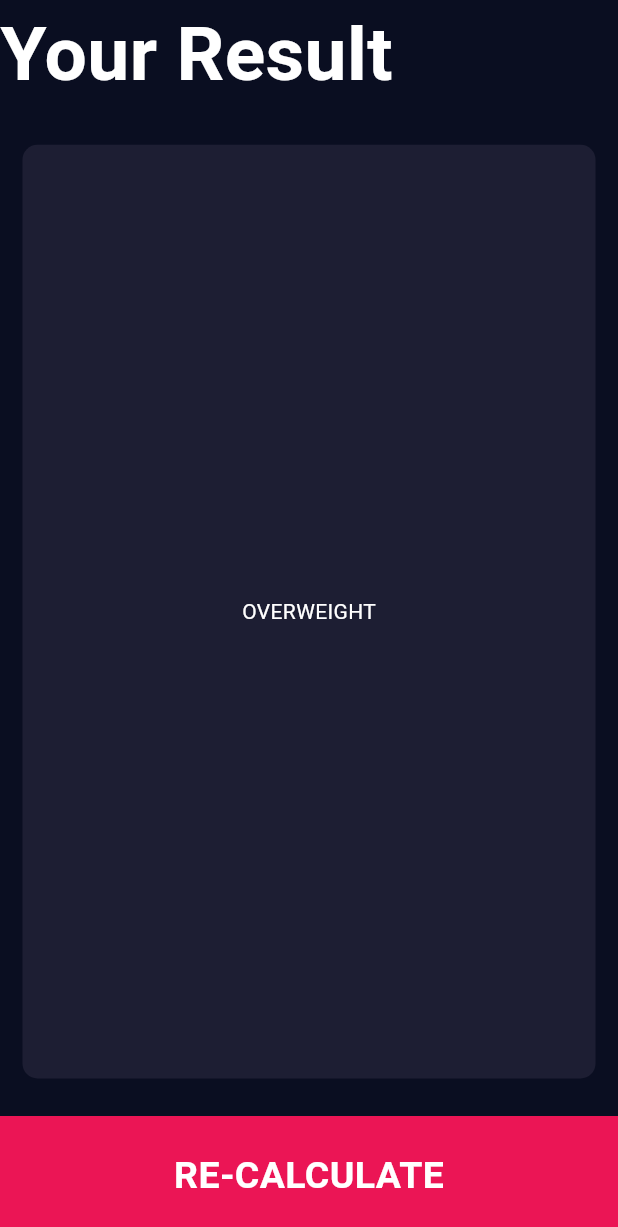
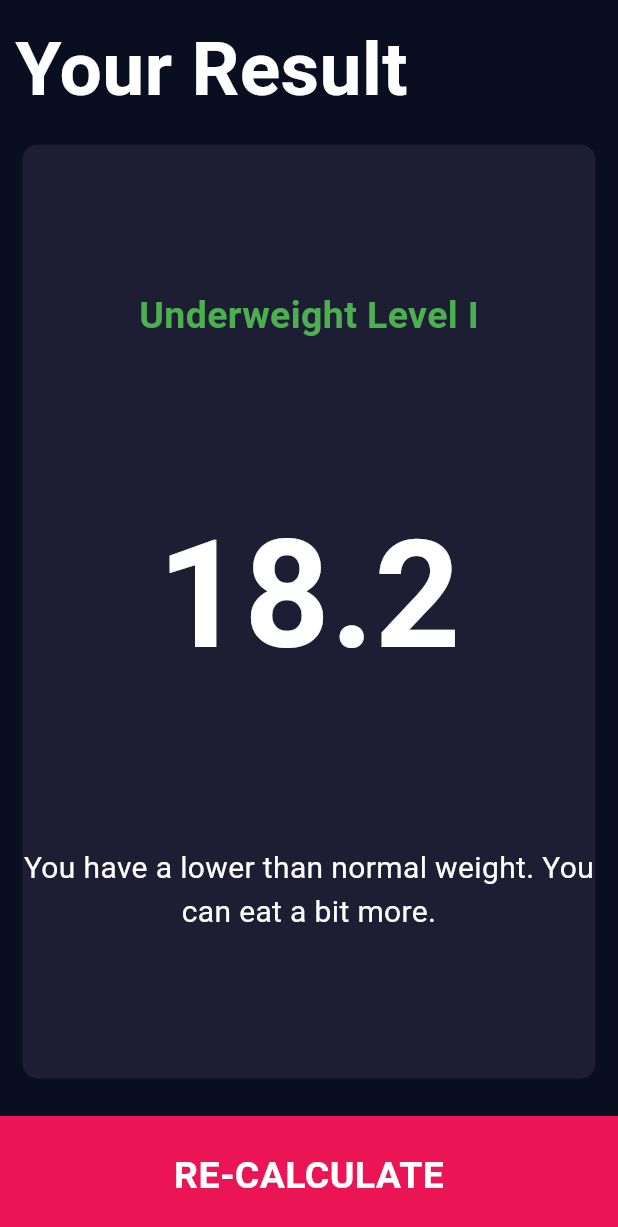
Before and after one commit to fontesrafa/Flutter-Udemy-AngelaYu, a Flutter app: the screen it shows after launch, after a tap on "CALCULATE", on a phone screen of 412 x 824 dp. Shown: the top 1227 px of the screen. Run offline on Flutter 3.47's test engine with Material 2 defaults, Android fonts, the phone set to English and light mode, and no system bars; our stand-ins replace assets_audio_player, font_awesome_flutter.

Commit message:
Created CalculatorBrain logics and updated ResultPage

```diff
--- /dev/null
+++ b/bmi_calculator/lib/calculator_brain.dart
@@ -0,0 +1,55 @@
+import 'dart:math';
+
+class CalculatorBrain {
+  CalculatorBrain({required this.height, required this.weight});
+
+  final int height;
+  final int weight;
+
+  double? _bmi = 0;
+
+  String? calculateBMI() {
+    _bmi = weight / pow(height / 100, 2);
+    return _bmi?.toStringAsFixed(1);
+  }
+
+  String getResult() {
+    if (_bmi! > 40) {
+      return "Obesity Level III";
+    } else if (_bmi! >= 35) {
+      return "Obesity Level II";
+    } else if (_bmi! >= 30) {
+      return "Obesity Level I";
+    } else if (_bmi! >= 25) {
+      return "Overweight";
+    } else if (_bmi! >= 18.5) {
+      return "Normal";
+    } else if (_bmi! >= 17) {
+      return "Underweight Level I";
+    } else if (_bmi! >= 16) {
+      return "Underweight Level II";
+    } else {
+      return "Underweight Level III";
+    }
+  }
+
+  String getInterpretation() {
+    if (_bmi! > 40) {
+      return "You have a higher than normal weight. Your risk is very serious. Seek help!";
+    } else if (_bmi! >= 35) {
+      return "You have a higher than normal weight. Your risk is serious!";
+    } else if (_bmi! >= 30) {
+      return "You have a higher than normal weight. Your risk is moderate!";
+    } else if (_bmi! >= 25) {
+      return "You have a higher than normal weight. Your risk is raised.";
+    } else if (_bmi! >= 18.5) {
+      return "You have a normal body weight. Good job!";
+    } else if (_bmi! >= 17) {
+      return "You have a lower than normal weight. You can eat a bit more.";
+    } else if (_bmi! >= 16) {
+      return "You have a lower than normal weight. You must eat a bit more. You are almost malnourished!";
+    } else {
+      return "You have a extremely lower weight. You must eat a bit more. You are malnourished!";
+    }
+  }
+}
--- a/bmi_calculator/lib/contants.dart
+++ b/bmi_calculator/lib/contants.dart
@@ -24,3 +24,18 @@ const kTitleResultsPageTextStyle = TextStyle(
   fontSize: 50.0,
   fontWeight: FontWeight.bold,
 );
+
+const kResultTextStyle = TextStyle(
+  fontSize: 25.0,
+  fontWeight: FontWeight.bold,
+  color: Colors.green,
+);
+
+const kBMIResultTextStyle = TextStyle(
+  fontSize: 100.0,
+  fontWeight: FontWeight.bold,
+);
+
+const kInterpretationTextStyle = TextStyle(
+  fontSize: 20.0,
+);
--- a/bmi_calculator/lib/main.dart
+++ b/bmi_calculator/lib/main.dart
@@ -1,5 +1,4 @@
 import 'package:bmi_calculator/screens/input_page.dart';
-import 'package:bmi_calculator/screens/results_page.dart';
 import 'package:flutter/material.dart';
 
 import 'screens/input_page.dart';
@@ -27,10 +26,6 @@ class BMICalculator extends StatelessWidget {
         ),
       ),
       home: const InputPage(),
-      routes: {
-        'input_page': (context) => const InputPage(),
-        'results_page': (context) => const ResultPage(),
-      },
     );
   }
 }
--- a/bmi_calculator/lib/screens/input_page.dart
+++ b/bmi_calculator/lib/screens/input_page.dart
@@ -1,5 +1,7 @@
+import 'package:bmi_calculator/calculator_brain.dart';
 import 'package:bmi_calculator/components/bottom_button.dart';
 import 'package:bmi_calculator/components/round_icon_button.dart';
+import 'package:bmi_calculator/screens/results_page.dart';
 import 'package:flutter/material.dart';
 import 'package:font_awesome_flutter/font_awesome_flutter.dart';
 
@@ -26,7 +28,13 @@ class _InputPageState extends State<InputPage> {
   Widget build(BuildContext context) {
     return Scaffold(
       appBar: AppBar(
-        title: const Text('BMI CALCULATOR'),
+        backgroundColor: const Color(0xFF0A0E21),
+        title: const Text(
+          'BMI CALCULATOR',
+          style: TextStyle(
+            color: Colors.white,
+          ),
+        ),
       ),
       body: Column(
         children: [
@@ -220,7 +228,22 @@ class _InputPageState extends State<InputPage> {
           ),
           BottomButton(
             labelButton: 'CALCULATE',
-            onPressed: () => Navigator.pushNamed(context, 'results_page'),
+            //onPressed: () => Navigator.pushNamed(context, 'results_page'),
+            onPressed: () {
+              CalculatorBrain calc =
+                  CalculatorBrain(height: height, weight: weight);
+
+              Navigator.push(
+                context,
+                MaterialPageRoute(
+                  builder: (context) => ResultPage(
+                    bmiResult: calc.calculateBMI(),
+                    resultText: calc.getResult(),
+                    interpretation: calc.getInterpretation(),
+                  ),
+                ),
+              );
+            },
           ),
         ],
       ),
--- a/bmi_calculator/lib/screens/results_page.dart
+++ b/bmi_calculator/lib/screens/results_page.dart
@@ -4,7 +4,16 @@ import 'package:bmi_calculator/components/reusable_card.dart';
 import 'package:flutter/material.dart';
 
 class ResultPage extends StatelessWidget {
-  const ResultPage({Key? key}) : super(key: key);
+  const ResultPage(
+      {Key? key,
+      required this.bmiResult,
+      required this.resultText,
+      required this.interpretation})
+      : super(key: key);
+
+  final String? bmiResult;
+  final String resultText;
+  final String interpretation;
 
   @override
   Widget build(BuildContext context) {
@@ -15,9 +24,12 @@ class ResultPage extends StatelessWidget {
           mainAxisAlignment: MainAxisAlignment.spaceEvenly,
           children: [
             Expanded(
-              child: Text(
-                'Your Result',
-                style: kTitleResultsPageTextStyle,
+              child: Container(
+                padding: const EdgeInsets.all(10.0),
+                child: const Text(
+                  'Your Result',
+                  style: kTitleResultsPageTextStyle,
+                ),
               ),
             ),
             Expanded(
@@ -27,7 +39,19 @@ class ResultPage extends StatelessWidget {
                 cardChild: Column(
                   mainAxisAlignment: MainAxisAlignment.spaceEvenly,
                   children: [
-                    Text('OVERWEIGHT'),
+                    Text(
+                      resultText,
+                      style: kResultTextStyle,
+                    ),
+                    Text(
+                      bmiResult!,
+                      style: kBMIResultTextStyle,
+                    ),
+                    Text(
+                      interpretation,
+                      textAlign: TextAlign.center,
+                      style: kInterpretationTextStyle,
+                    ),
                   ],
                 ),
               ),
```
